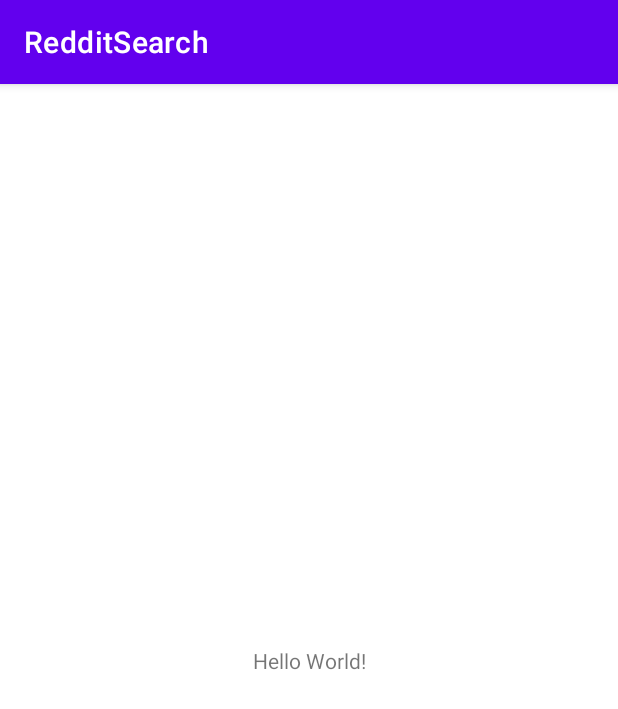
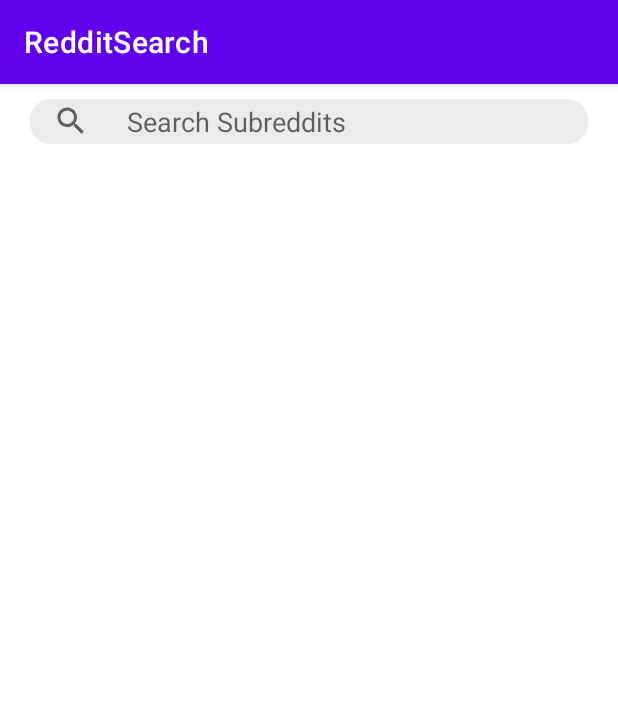
Before and after one commit to 11Kira/RedditSearch, an Android app: the screen it shows after launch (MainActivity), on a phone screen of 412 x 824 dp. Shown: the top 709 px of the screen. Run offline under Robolectric (Android 15) with nearby library versions, the phone set to English and light mode, and no system bars; our stand-ins replace data binding.

Commit message:
#ui: added initial recyclerview layout for main activity, search icon drawable

```diff
--- /dev/null
+++ b/app/src/main/res/drawable/ic_search.xml
@@ -0,0 +1,10 @@
+<vector xmlns:android="http://schemas.android.com/apk/res/android"
+    android:width="24dp"
+    android:height="24dp"
+    android:viewportWidth="24"
+    android:viewportHeight="24"
+    android:tint="?attr/colorControlNormal">
+  <path
+      android:fillColor="@android:color/white"
+      android:pathData="M15.5,14h-0.79l-0.28,-0.27C15.41,12.59 16,11.11 16,9.5 16,5.91 13.09,3 9.5,3S3,5.91 3,9.5 5.91,16 9.5,16c1.61,0 3.09,-0.59 4.23,-1.57l0.27,0.28v0.79l5,4.99L20.49,19l-4.99,-5zM9.5,14C7.01,14 5,11.99 5,9.5S7.01,5 9.5,5 14,7.01 14,9.5 11.99,14 9.5,14z"/>
+</vector>
--- /dev/null
+++ b/app/src/main/res/drawable/rounded_gray_bg.xml
@@ -0,0 +1,8 @@
+<?xml version="1.0" encoding="utf-8"?>
+<shape xmlns:android="http://schemas.android.com/apk/res/android"
+    android:shape="rectangle" >
+
+    <solid android:color="#ebebeb" />
+    <corners android:radius="14dp" />
+
+</shape>
--- a/app/src/main/res/layout/activity_main.xml
+++ b/app/src/main/res/layout/activity_main.xml
@@ -1,18 +1,44 @@
 <?xml version="1.0" encoding="utf-8"?>
-<androidx.constraintlayout.widget.ConstraintLayout xmlns:android="http://schemas.android.com/apk/res/android"
+<layout xmlns:android="http://schemas.android.com/apk/res/android"
     xmlns:app="http://schemas.android.com/apk/res-auto"
-    xmlns:tools="http://schemas.android.com/tools"
-    android:layout_width="match_parent"
-    android:layout_height="match_parent"
-    tools:context=".MainActivity">
+    xmlns:tools="http://schemas.android.com/tools">
 
-    <TextView
-        android:layout_width="wrap_content"
-        android:layout_height="wrap_content"
-        android:text="Hello World!"
-        app:layout_constraintBottom_toBottomOf="parent"
-        app:layout_constraintLeft_toLeftOf="parent"
-        app:layout_constraintRight_toRightOf="parent"
-        app:layout_constraintTop_toTopOf="parent" />
+    <androidx.constraintlayout.widget.ConstraintLayout
+        android:layout_width="match_parent"
+        android:layout_height="match_parent">
 
-</androidx.constraintlayout.widget.ConstraintLayout>
+        <androidx.appcompat.widget.AppCompatEditText
+            android:paddingStart="15dp"
+            android:hint="Search Subreddits"
+            android:drawableStart="@drawable/ic_search"
+            android:background="@drawable/rounded_gray_bg"
+            android:layout_marginStart="20dp"
+            android:layout_marginEnd="20dp"
+            app:layout_constraintTop_toTopOf="parent"
+            app:layout_constraintStart_toStartOf="parent"
+            app:layout_constraintEnd_toEndOf="parent"
+            android:layout_marginTop="10dp"
+            android:inputType="text|textCapWords"
+            android:id="@+id/searchBox"
+            android:drawablePadding="25dp"
+            android:gravity="start|center_vertical"
+            android:textAppearance="?android:textAppearanceMedium"
+            android:layout_width="match_parent"
+            android:layout_height="30dp"/>
+
+        <androidx.recyclerview.widget.RecyclerView
+            android:layout_marginTop="10dp"
+            android:paddingBottom="50dp"
+            app:layout_constraintTop_toBottomOf="@id/searchBox"
+            app:layout_constraintStart_toStartOf="parent"
+            app:layout_constraintEnd_toEndOf="parent"
+            android:id="@+id/repoList"
+            android:layout_width="match_parent"
+            android:layout_height="wrap_content"
+            android:nestedScrollingEnabled="true"
+            app:layoutManager="androidx.recyclerview.widget.LinearLayoutManager"
+            app:layout_behavior="@string/appbar_scrolling_view_behavior"/>
+
+    </androidx.constraintlayout.widget.ConstraintLayout>
+
+</layout>
```
